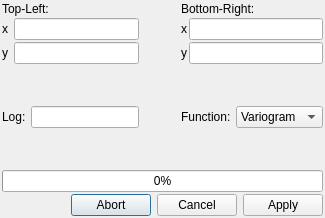
Old version of the form vardialog.ui in the repository kofes/satelliteQt.
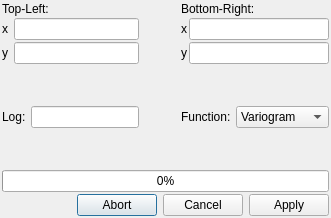
New version of the form.

```diff
--- a/vardialog.ui
+++ b/vardialog.ui
@@ -6,8 +6,8 @@
    <rect>
     <x>0</x>
     <y>0</y>
-    <width>420</width>
-    <height>320</height>
+    <width>391</width>
+    <height>248</height>
    </rect>
   </property>
   <property name="sizePolicy">
@@ -187,7 +187,7 @@
         </widget>
        </item>
        <item>
-        <widget class="QComboBox" name="comboBox">
+        <widget class="QComboBox" name="comboBox_type">
          <item>
           <property name="text">
            <string>Variogram</string>
@@ -195,7 +195,7 @@
          </item>
          <item>
           <property name="text">
-           <string>Variance</string>
+           <string>Covariance</string>
           </property>
          </item>
         </widget>
```
